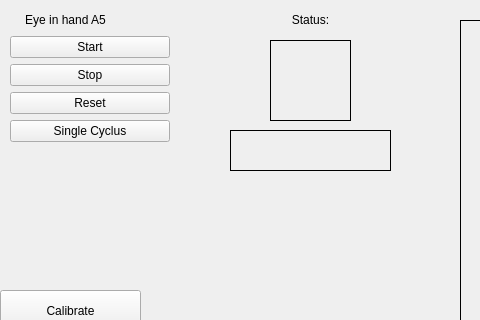
First picture: the form in eye_in_hand_pkg/src/eye_in_hand_pkg/hmi/hmi_window.ui, repository JesseSmul/eye_in_hand_A5, before the edit; both pictures show x 0 to 480 and y 0 to 320 of the 1231 by 579 pixel window.
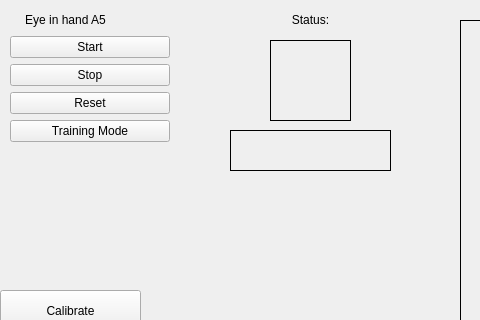
Second picture: the form after the edit. Icons and pictures are not drawn.

Patch:
```diff
--- a/eye_in_hand_pkg/src/eye_in_hand_pkg/hmi/hmi_window.ui
+++ b/eye_in_hand_pkg/src/eye_in_hand_pkg/hmi/hmi_window.ui
@@ -331,7 +331,10 @@
     <item>
      <widget class="QPushButton" name="scButton">
       <property name="text">
-       <string>Single Cyclus</string>
+       <string>Training Mode</string>
+      </property>
+      <property name="checkable">
+       <bool>true</bool>
       </property>
      </widget>
     </item>
```
Left out of the diff: 2 changed lines with no effect on the pictures.
